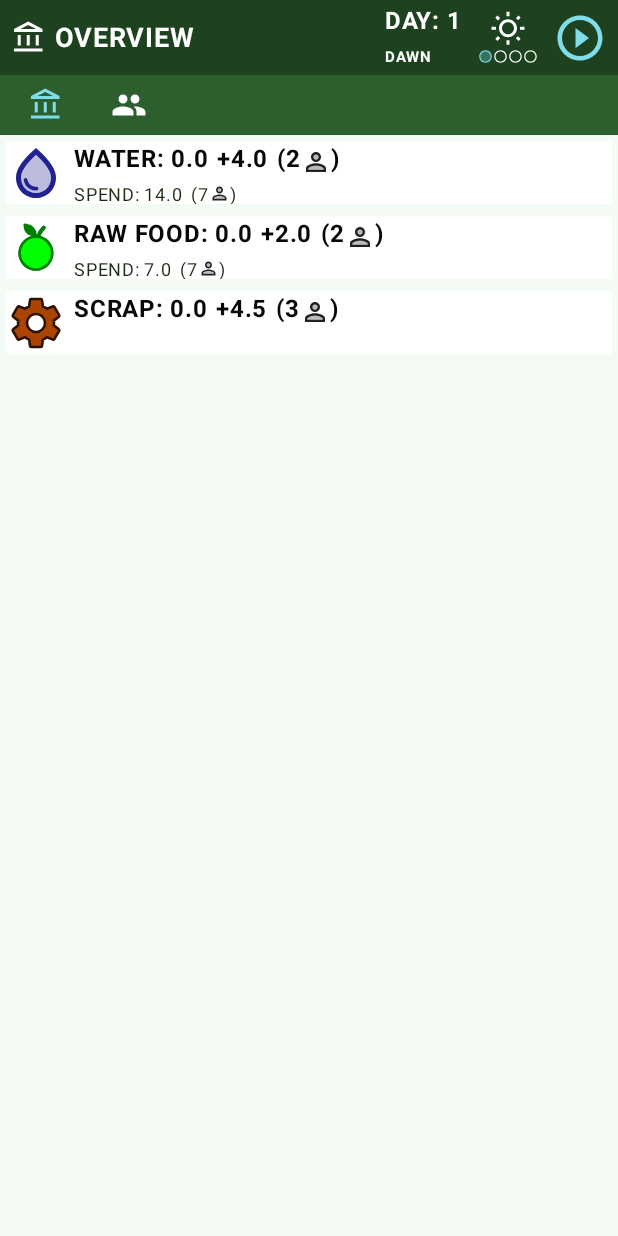
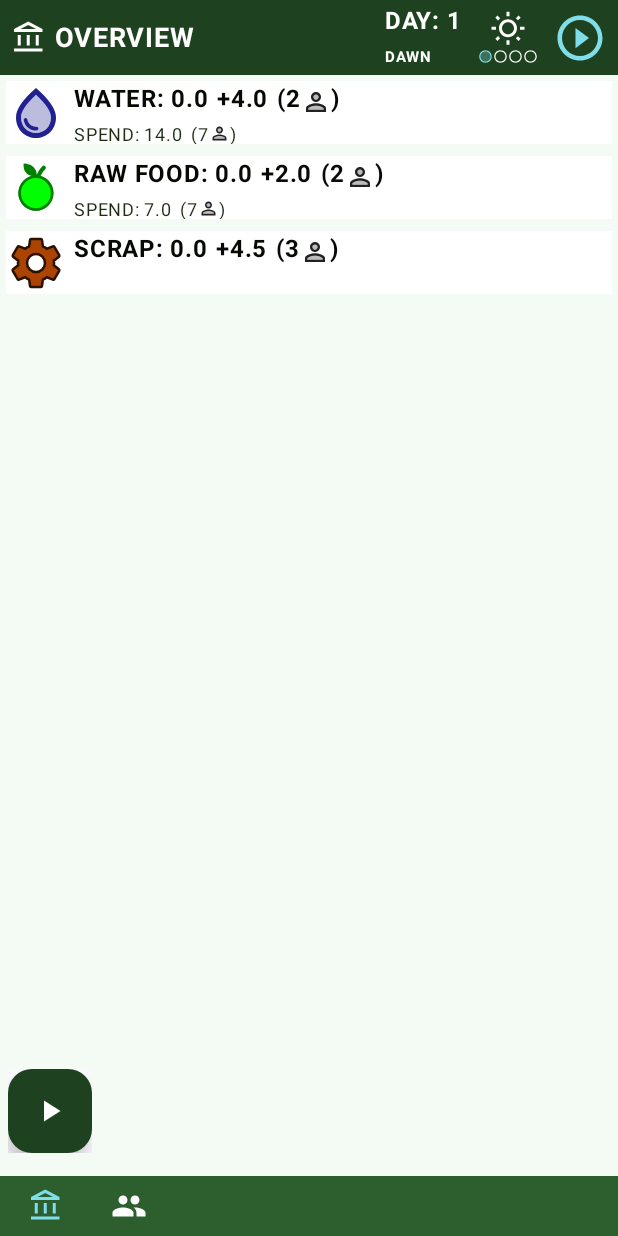
Before and after one commit to APozin558/PlayWithState, an Android app built with Jetpack Compose: the screen it shows after launch (MainActivity), on a phone screen of 412 x 824 dp. Run offline under Robolectric (Android 15) with nearby library versions, the phone set to English and light mode, and no system bars.

Commit message:
Case 3: Added FAB

```diff
--- a/app/src/main/java/com/jc/study/play/with/state/ui/screens/case3/Case3OverviewScreen.kt
+++ b/app/src/main/java/com/jc/study/play/with/state/ui/screens/case3/Case3OverviewScreen.kt
@@ -2,21 +2,26 @@ package com.jc.study.play.with.state.ui.screens.case3
 
 import androidx.compose.foundation.Image
 import androidx.compose.foundation.background
+import androidx.compose.foundation.layout.Box
 import androidx.compose.foundation.layout.Column
 import androidx.compose.foundation.layout.Row
 import androidx.compose.foundation.layout.Spacer
 import androidx.compose.foundation.layout.fillMaxHeight
+import androidx.compose.foundation.layout.fillMaxSize
 import androidx.compose.foundation.layout.fillMaxWidth
 import androidx.compose.foundation.layout.height
 import androidx.compose.foundation.layout.padding
 import androidx.compose.foundation.layout.size
 import androidx.compose.foundation.layout.width
+import androidx.compose.material3.Surface
 import androidx.compose.material3.Text
 import androidx.compose.runtime.Composable
 import androidx.compose.runtime.State
 import androidx.compose.runtime.collectAsState
 import androidx.compose.ui.Alignment
 import androidx.compose.ui.Alignment.Companion.Bottom
+import androidx.compose.ui.Alignment.Companion.BottomStart
+import androidx.compose.ui.Alignment.Companion.TopStart
 import androidx.compose.ui.Modifier
 import androidx.compose.ui.res.painterResource
 import androidx.compose.ui.text.font.FontWeight
@@ -29,6 +34,7 @@ import com.jc.study.play.with.state.ext.case3.ExtCase3ImageIcons.getResourceIcon
 import com.jc.study.play.with.state.models.case3.Case3GameCommonData
 import com.jc.study.play.with.state.models.case3.Case3GameResourcesData
 import com.jc.study.play.with.state.models.case3.Case3ResNextRoundChanges
+import com.jc.study.play.with.state.ui.screens.case3.ux.Case3uxFab
 import com.jc.study.play.with.state.ui.screens.case3.ux.Case3uxHeaderSection
 import com.jc.study.play.with.state.ui.screens.case3.ux.Case3uxNavigationSection
 import com.jc.study.play.with.state.ui.theme.cTextAltColor
@@ -46,9 +52,11 @@ fun Case3OverviewScreen(
     isGameStarted: State<Boolean>,
     onNavigationClicked: (Int) -> Unit
 ) {
+    Box(modifier = Modifier.fillMaxSize()){
         Column(
             modifier = Modifier
                 .fillMaxWidth()
+                .align(TopStart)
         ) {
             Case3uxHeaderSection(
                 currentScreen = currentScreen,
@@ -56,17 +64,31 @@ fun Case3OverviewScreen(
                 isGameStarted = isGameStarted.value,
                 commonData = commonData
             )
+            Case3uxResourceSection(gameData = gameData, resNextRoundInfo = resNextRoundInfo, modifier = Modifier.weight(1.0f))
             Case3uxNavigationSection(currentScreen = currentScreen, onNavigationClicked = onNavigationClicked)
-        Case3uxResourceSection(gameData = gameData, resNextRoundInfo = resNextRoundInfo)
+        }
 
+        Surface(
+            modifier = Modifier
+                .align(BottomStart)
+                .padding(5.dp)
+                .padding(bottom = 50.dp)
+        ) {
+            Case3uxFab(
+                isStarted = isGameStarted.value,
+                onClick = onPauseClicked
+            )
+        }
     }
 }
 
 @Composable
 fun Case3uxResourceSection(
     gameData: StateFlow<Case3GameResourcesData>,
-    resNextRoundInfo: StateFlow<Case3ResNextRoundChanges>
+    resNextRoundInfo: StateFlow<Case3ResNextRoundChanges>,
+    modifier: Modifier
 ) {
+
     val heroTotal = resNextRoundInfo.collectAsState().value.heroTotal
 
     val resWater = gameData.collectAsState().value.resWater
@@ -84,6 +106,7 @@ fun Case3uxResourceSection(
     val resHeroScrap = resNextRoundInfo.collectAsState().value.heroScrap
     val resHeroSpendScrap = resNextRoundInfo.collectAsState().value.spendScrap
 
+    Column(modifier = modifier) {
         Case3uxResourcesItem(
             resId = CommonConstants.GAME_RES_WATER,
             res = resWater,
@@ -111,6 +134,7 @@ fun Case3uxResourceSection(
             spendRes = resHeroSpendScrap,
             affectedHeroes = heroTotal
         )
+    }
 }
 
 @Composable
@@ -141,7 +165,9 @@ fun Case3uxResourcesItem(
                     Text(text = "+$resNext", fontSize = 16.sp, fontWeight = FontWeight.Bold, color = cTextColor)
                     Spacer(modifier = Modifier.width(5.dp))
                     Text(text = "($resHero", fontSize = 16.sp, fontWeight = FontWeight.Bold, color = cTextColor)
-                    Image(painter = painterResource(id = R.drawable.ux_small_hero_b_16), contentDescription = "hero", modifier = Modifier.align(Bottom).size(20.dp))
+                    Image(painter = painterResource(id = R.drawable.ux_small_hero_b_16), contentDescription = "hero", modifier = Modifier
+                        .align(Bottom)
+                        .size(20.dp))
                     Text(text = ")", fontSize = 16.sp, fontWeight = FontWeight.Bold, color = cTextColor)
 
                 }
@@ -152,7 +178,9 @@ fun Case3uxResourcesItem(
                     if (affectedHeroes > 0) {
                         Spacer(modifier = Modifier.width(5.dp))
                         Text(text = "($affectedHeroes", fontSize = 12.sp, fontWeight = FontWeight.Normal, color = cTextAltColor )
-                        Image(painter = painterResource(id = R.drawable.ux_small_hero_b_16), contentDescription = "hero", modifier = Modifier.align(Bottom).size(14.dp))
+                        Image(painter = painterResource(id = R.drawable.ux_small_hero_b_16), contentDescription = "hero", modifier = Modifier
+                            .align(Bottom)
+                            .size(14.dp))
                         Text(text = ")", fontSize = 12.sp, fontWeight = FontWeight.Normal, color = cTextAltColor )
 
                     }
--- /dev/null
+++ b/app/src/main/java/com/jc/study/play/with/state/ui/screens/case3/ux/Case3UxFAB.kt
@@ -0,0 +1,24 @@
+package com.jc.study.play.with.state.ui.screens.case3.ux
+
+import androidx.compose.material.icons.Icons
+import androidx.compose.material.icons.filled.Close
+import androidx.compose.material.icons.filled.PlayArrow
+import androidx.compose.material3.FloatingActionButton
+import androidx.compose.material3.Icon
+import androidx.compose.runtime.Composable
+import com.jc.study.play.with.state.ui.theme.cHeaderColor
+import com.jc.study.play.with.state.ui.theme.cWhiteColor
+
+@Composable
+fun Case3uxFab(isStarted: Boolean = false, onClick: () -> Unit){
+    FloatingActionButton(
+        containerColor = cHeaderColor,
+        contentColor = cWhiteColor,
+        onClick = onClick
+    ) {
+        Icon(
+            imageVector = if (isStarted) Icons.Filled.Close else Icons.Filled.PlayArrow,
+            contentDescription = "Add"
+        )
+    }
+}
```
Also changed, not shown: app/src/main/java/com/jc/study/play/with/state/ui/screens/case3/Case3PeopleScreen.kt (+21 -10 lines). Lines whose indentation alone changed are shown as unchanged.
